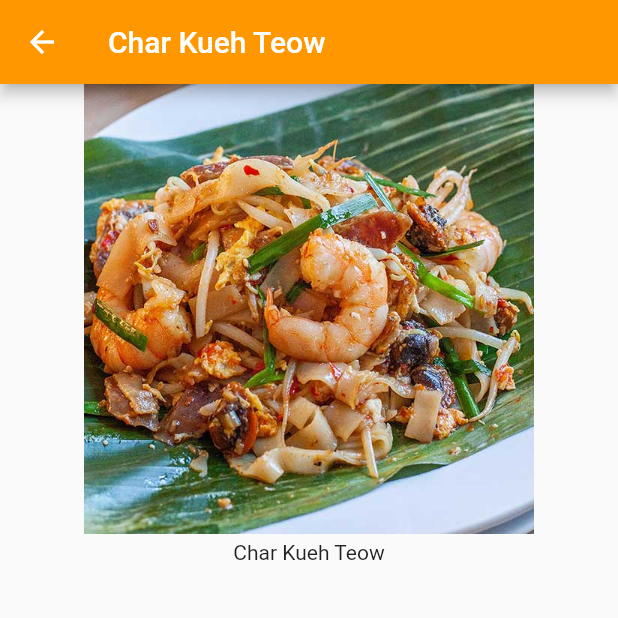
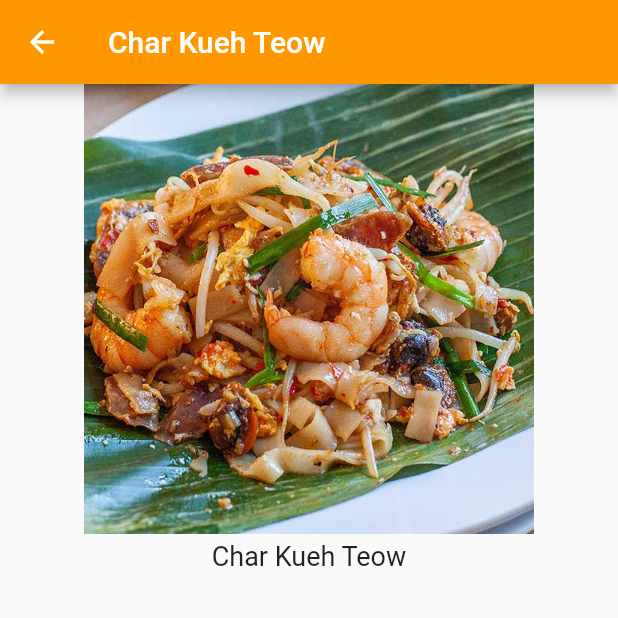
Before and after one commit to lincolnpoh/recipes, a Flutter app: the screen it shows after launch, after a tap on "Char Kueh Teow", on a phone screen of 412 x 824 dp, the top half of it. Run offline on Flutter 3.47's test engine with Material 2 defaults, Android fonts, the phone set to English and light mode, and no system bars.

Commit message:
Test github version change history

```diff
--- a/lib/recipe_detail.dart
+++ b/lib/recipe_detail.dart
@@ -26,16 +26,16 @@ class _RecipeDetailState extends State<RecipeDetail> {
           children: <Widget>[
             SizedBox(
               height: 300,
-              width: double.infinity, //this
+              width: double.infinity,
               child: Image(image: AssetImage(widget.recipe.imageUrl)),
             ),
             const SizedBox(
               height: 4,
-            ),
+            ), //To separate the image with the text below with a small space
             Text(
               widget.recipe.label,
-              style: const TextStyle().copyWith(),
-              //style: const TextStyle(fontSize: 18),
+              //style: const TextStyle().copyWith(),
+              style: const TextStyle(fontSize: 18),
             ),
             //TODO: Add Expanded
             //TODO: Add Slider() here
```
Also changed, not shown: 1 other file.
